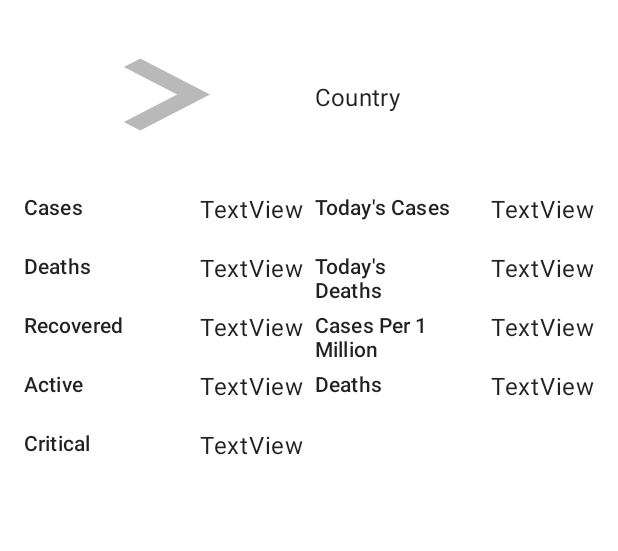
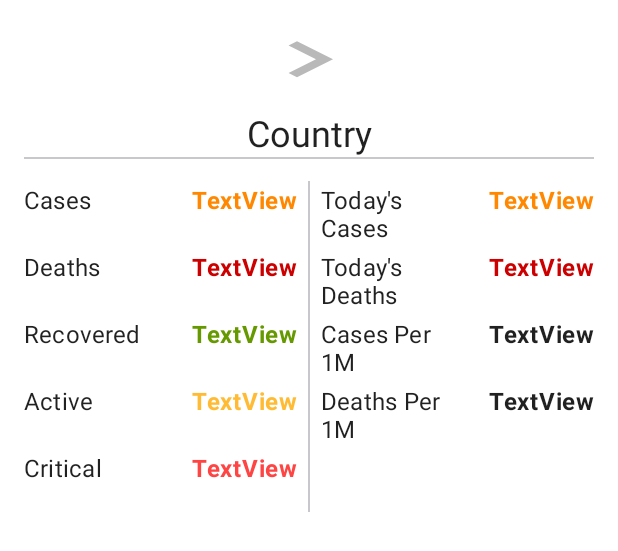
Before and after one commit to yawarkhan224/covid19-updates, an Android app: the layout fragment_detail.xml on its own in the app's theme, with its tools: preview values and no code run, on a phone screen of 412 x 824 dp. Shown: the top 551 px of the screen. Run offline under Robolectric (Android 15) with nearby library versions, the phone set to English and light mode, and no system bars; network calls fail.

Commit message:
Update Detail layout structure

```diff
--- a/app/src/main/res/layout/fragment_detail.xml
+++ b/app/src/main/res/layout/fragment_detail.xml
@@ -18,31 +18,50 @@
 
     <ImageView
         android:id="@+id/flag"
-        android:layout_width="0dp"
-        android:layout_height="96dp"
+        android:layout_width="96dp"
+        android:layout_height="48dp"
         android:layout_marginStart="16dp"
         android:layout_marginTop="16dp"
-        android:layout_marginEnd="4dp"
+        android:layout_marginEnd="16dp"
         android:scaleType="fitXY"
         android:src="@drawable/ic_arrow_right_24dp"
-        app:layout_constraintEnd_toStartOf="@+id/verticalCenter"
+        app:layout_constraintEnd_toEndOf="parent"
         app:layout_constraintStart_toStartOf="parent"
         app:layout_constraintTop_toTopOf="parent" />
+
+    <View
+        android:id="@+id/horizontalDivider"
+        android:layout_width="0dp"
+        android:layout_height="1dp"
+        android:layout_marginStart="16dp"
+        android:layout_marginEnd="16dp"
+        android:background="@color/frenchGrey"
+        app:layout_constraintEnd_toEndOf="parent"
+        app:layout_constraintStart_toStartOf="parent"
+        app:layout_constraintTop_toBottomOf="@+id/country" />
+
+    <View
+        android:id="@+id/verticalDivider"
+        android:layout_width="1dp"
+        android:layout_height="0dp"
+        android:layout_marginTop="16dp"
+        android:background="@color/frenchGrey"
+        app:layout_constraintBottom_toBottomOf="@+id/criticalValue"
+        app:layout_constraintEnd_toEndOf="parent"
+        app:layout_constraintStart_toStartOf="parent"
+        app:layout_constraintTop_toBottomOf="@+id/country" />
 
     <TextView
         android:id="@+id/country"
         android:layout_width="0dp"
         android:layout_height="wrap_content"
-        android:layout_marginStart="4dp"
-        android:layout_marginTop="16dp"
-        android:layout_marginEnd="16dp"
+        android:layout_marginTop="8dp"
         android:text="@string/country"
-        android:textAlignment="textStart"
-        android:textAppearance="@style/TextAppearance.MaterialComponents.Subtitle1"
-        app:layout_constraintBottom_toBottomOf="@+id/flag"
+        android:textAlignment="center"
+        android:textAppearance="@style/TextAppearance.MaterialComponents.Headline5"
         app:layout_constraintEnd_toEndOf="parent"
-        app:layout_constraintStart_toStartOf="@+id/verticalCenter"
-        app:layout_constraintTop_toTopOf="parent" />
+        app:layout_constraintStart_toStartOf="parent"
+        app:layout_constraintTop_toBottomOf="@+id/flag" />
 
     <TextView
         android:id="@+id/cases"
@@ -56,10 +75,28 @@
         android:minLines="2"
         android:text="@string/cases"
         android:textAlignment="textStart"
-        android:textAppearance="@style/TextAppearance.MaterialComponents.Subtitle2"
+        android:textAppearance="@style/TextAppearance.MaterialComponents.Subtitle1"
         app:layout_constraintEnd_toStartOf="@+id/casesValue"
         app:layout_constraintStart_toStartOf="parent"
-        app:layout_constraintTop_toBottomOf="@+id/flag" />
+        app:layout_constraintTop_toBottomOf="@+id/horizontalDivider" />
+
+    <TextView
+        android:id="@+id/casesValue"
+        android:layout_width="0dp"
+        android:layout_height="wrap_content"
+        android:layout_marginStart="2dp"
+        android:layout_marginEnd="8dp"
+        android:ellipsize="end"
+        android:maxLines="2"
+        android:minLines="2"
+        android:textAlignment="textEnd"
+        android:textAppearance="@style/TextAppearance.MaterialComponents.Body1"
+        android:textColor="@android:color/holo_orange_dark"
+        android:textStyle="bold"
+        app:layout_constraintEnd_toStartOf="@+id/verticalCenter"
+        app:layout_constraintStart_toEndOf="@+id/cases"
+        app:layout_constraintTop_toTopOf="@+id/cases"
+        tools:text="TextView" />
 
     <TextView
         android:id="@+id/deaths"
@@ -73,10 +110,28 @@
         android:minLines="2"
         android:text="@string/deaths"
         android:textAlignment="textStart"
-        android:textAppearance="@style/TextAppearance.MaterialComponents.Subtitle2"
+        android:textAppearance="@style/TextAppearance.MaterialComponents.Subtitle1"
         app:layout_constraintEnd_toStartOf="@+id/deathsValue"
         app:layout_constraintStart_toStartOf="parent"
         app:layout_constraintTop_toBottomOf="@+id/cases" />
+
+    <TextView
+        android:id="@+id/deathsValue"
+        android:layout_width="0dp"
+        android:layout_height="wrap_content"
+        android:layout_marginStart="2dp"
+        android:layout_marginEnd="8dp"
+        android:ellipsize="end"
+        android:maxLines="2"
+        android:minLines="2"
+        android:textAlignment="textEnd"
+        android:textAppearance="@style/TextAppearance.MaterialComponents.Body1"
+        android:textColor="@android:color/holo_red_dark"
+        android:textStyle="bold"
+        app:layout_constraintEnd_toStartOf="@+id/verticalCenter"
+        app:layout_constraintStart_toEndOf="@+id/deaths"
+        app:layout_constraintTop_toTopOf="@+id/deaths"
+        tools:text="TextView" />
 
     <TextView
         android:id="@+id/recovered"
@@ -90,10 +145,28 @@
         android:minLines="2"
         android:text="@string/recovered"
         android:textAlignment="textStart"
-        android:textAppearance="@style/TextAppearance.MaterialComponents.Subtitle2"
+        android:textAppearance="@style/TextAppearance.MaterialComponents.Subtitle1"
         app:layout_constraintEnd_toStartOf="@+id/recoveredCasesValue"
         app:layout_constraintStart_toStartOf="parent"
         app:layout_constraintTop_toBottomOf="@+id/deaths" />
+
+    <TextView
+        android:id="@+id/recoveredCasesValue"
+        android:layout_width="0dp"
+        android:layout_height="wrap_content"
+        android:layout_marginStart="2dp"
+        android:layout_marginEnd="8dp"
+        android:ellipsize="end"
+        android:maxLines="2"
+        android:minLines="2"
+        android:textAlignment="textEnd"
+        android:textAppearance="@style/TextAppearance.MaterialComponents.Body1"
+        android:textColor="@android:color/holo_green_dark"
+        android:textStyle="bold"
+        app:layout_constraintEnd_toStartOf="@+id/verticalCenter"
+        app:layout_constraintStart_toEndOf="@+id/recovered"
+        app:layout_constraintTop_toTopOf="@+id/recovered"
+        tools:text="TextView" />
 
     <TextView
         android:id="@+id/active"
@@ -107,10 +180,28 @@
         android:minLines="2"
         android:text="@string/active"
         android:textAlignment="textStart"
-        android:textAppearance="@style/TextAppearance.MaterialComponents.Subtitle2"
+        android:textAppearance="@style/TextAppearance.MaterialComponents.Subtitle1"
         app:layout_constraintEnd_toStartOf="@+id/activeValue"
         app:layout_constraintStart_toStartOf="parent"
         app:layout_constraintTop_toBottomOf="@+id/recovered" />
+
+    <TextView
+        android:id="@+id/activeValue"
+        android:layout_width="0dp"
+        android:layout_height="wrap_content"
+        android:layout_marginStart="2dp"
+        android:layout_marginEnd="8dp"
+        android:ellipsize="end"
+        android:maxLines="2"
+        android:minLines="2"
+        android:textAlignment="textEnd"
+        android:textAppearance="@style/TextAppearance.MaterialComponents.Body1"
+        android:textColor="@android:color/holo_orange_light"
+        android:textStyle="bold"
+        app:layout_constraintEnd_toStartOf="@+id/verticalCenter"
+        app:layout_constraintStart_toEndOf="@+id/active"
+        app:layout_constraintTop_toTopOf="@+id/active"
+        tools:text="TextView" />
 
     <TextView
         android:id="@+id/critical"
@@ -124,77 +215,44 @@
         android:minLines="2"
         android:text="@string/critical"
         android:textAlignment="textStart"
-        android:textAppearance="@style/TextAppearance.MaterialComponents.Subtitle2"
+        android:textAppearance="@style/TextAppearance.MaterialComponents.Subtitle1"
         app:layout_constraintEnd_toStartOf="@+id/criticalValue"
         app:layout_constraintStart_toStartOf="parent"
         app:layout_constraintTop_toBottomOf="@+id/active" />
 
     <TextView
+        android:id="@+id/criticalValue"
+        android:layout_width="0dp"
+        android:layout_height="wrap_content"
+        android:layout_marginStart="2dp"
+        android:layout_marginEnd="8dp"
+        android:ellipsize="end"
+        android:maxLines="2"
+        android:minLines="2"
+        android:textAlignment="textEnd"
+        android:textAppearance="@style/TextAppearance.MaterialComponents.Body1"
+        android:textColor="@android:color/holo_red_light"
+        android:textStyle="bold"
+        app:layout_constraintEnd_toStartOf="@+id/verticalCenter"
+        app:layout_constraintStart_toEndOf="@+id/critical"
+        app:layout_constraintTop_toTopOf="@+id/critical"
+        tools:text="TextView" />
+
+    <TextView
         android:id="@+id/todayCases"
         android:layout_width="0dp"
         android:layout_height="wrap_content"
-        android:layout_marginStart="4dp"
+        android:layout_marginStart="8dp"
         android:layout_marginEnd="2dp"
         android:ellipsize="end"
         android:maxLines="2"
         android:minLines="2"
         android:text="@string/today_cases"
         android:textAlignment="textStart"
-        android:textAppearance="@style/TextAppearance.MaterialComponents.Subtitle2"
+        android:textAppearance="@style/TextAppearance.MaterialComponents.Subtitle1"
         app:layout_constraintEnd_toStartOf="@+id/todayCasesValue"
         app:layout_constraintStart_toEndOf="@id/verticalCenter"
         app:layout_constraintTop_toTopOf="@+id/casesValue" />
-
-    <TextView
-        android:id="@+id/todayDeaths"
-        android:layout_width="0dp"
-        android:layout_height="wrap_content"
-        android:layout_marginStart="4dp"
-        android:layout_marginTop="4dp"
-        android:layout_marginEnd="2dp"
-        android:ellipsize="end"
-        android:maxLines="2"
-        android:minLines="2"
-        android:text="@string/today_deaths"
-        android:textAlignment="textStart"
-        android:textAppearance="@style/TextAppearance.MaterialComponents.Subtitle2"
-        app:layout_constraintEnd_toStartOf="@+id/todayDeathsValue"
-        app:layout_constraintStart_toStartOf="@+id/verticalCenter"
-        app:layout_constraintTop_toBottomOf="@+id/todayCases" />
-
-    <TextView
-        android:id="@+id/casesPerMillion"
-        android:layout_width="0dp"
-        android:layout_height="wrap_content"
-        android:layout_marginStart="4dp"
-        android:layout_marginTop="4dp"
-        android:layout_marginEnd="2dp"
-        android:ellipsize="end"
-        android:maxLines="2"
-        android:minLines="2"
-        android:text="@string/cases_per_one_million"
-        android:textAlignment="textStart"
-        android:textAppearance="@style/TextAppearance.MaterialComponents.Subtitle2"
-        app:layout_constraintEnd_toStartOf="@+id/casesPerMillionValue"
-        app:layout_constraintStart_toStartOf="@+id/verticalCenter"
-        app:layout_constraintTop_toBottomOf="@+id/todayDeaths" />
-
-    <TextView
-        android:id="@+id/deathsPerMillion"
-        android:layout_width="0dp"
-        android:layout_height="wrap_content"
-        android:layout_marginStart="4dp"
-        android:layout_marginTop="4dp"
-        android:layout_marginEnd="2dp"
-        android:ellipsize="end"
-        android:maxLines="2"
-        android:minLines="2"
-        android:text="@string/deaths"
-        android:textAlignment="textStart"
-        android:textAppearance="@style/TextAppearance.MaterialComponents.Subtitle2"
-        app:layout_constraintEnd_toStartOf="@+id/deathsPerMillionValue"
-        app:layout_constraintStart_toStartOf="@+id/verticalCenter"
-        app:layout_constraintTop_toBottomOf="@+id/casesPerMillion" />
 
     <TextView
         android:id="@+id/todayCasesValue"
@@ -205,12 +263,31 @@
         android:ellipsize="end"
         android:maxLines="2"
         android:minLines="2"
-        tools:text="TextView"
         android:textAlignment="textEnd"
         android:textAppearance="@style/TextAppearance.MaterialComponents.Body1"
+        android:textColor="@android:color/holo_orange_dark"
+        android:textStyle="bold"
         app:layout_constraintEnd_toEndOf="parent"
         app:layout_constraintStart_toEndOf="@+id/todayCases"
-        app:layout_constraintTop_toTopOf="@+id/todayCases" />
+        app:layout_constraintTop_toTopOf="@+id/todayCases"
+        tools:text="TextView" />
+
+    <TextView
+        android:id="@+id/todayDeaths"
+        android:layout_width="0dp"
+        android:layout_height="wrap_content"
+        android:layout_marginStart="8dp"
+        android:layout_marginTop="4dp"
+        android:layout_marginEnd="2dp"
+        android:ellipsize="end"
+        android:maxLines="2"
+        android:minLines="2"
+        android:text="@string/today_deaths"
+        android:textAlignment="textStart"
+        android:textAppearance="@style/TextAppearance.MaterialComponents.Subtitle1"
+        app:layout_constraintEnd_toStartOf="@+id/todayDeathsValue"
+        app:layout_constraintStart_toStartOf="@+id/verticalCenter"
+        app:layout_constraintTop_toBottomOf="@+id/todayCases" />
 
     <TextView
         android:id="@+id/todayDeathsValue"
@@ -221,12 +298,31 @@
         android:ellipsize="end"
         android:maxLines="2"
         android:minLines="2"
-        tools:text="TextView"
         android:textAlignment="textEnd"
         android:textAppearance="@style/TextAppearance.MaterialComponents.Body1"
+        android:textColor="@android:color/holo_red_dark"
+        android:textStyle="bold"
         app:layout_constraintEnd_toEndOf="parent"
         app:layout_constraintStart_toEndOf="@+id/todayDeaths"
-        app:layout_constraintTop_toTopOf="@+id/todayDeaths" />
+        app:layout_constraintTop_toTopOf="@+id/todayDeaths"
+        tools:text="TextView" />
+
+    <TextView
+        android:id="@+id/casesPerMillion"
+        android:layout_width="0dp"
+        android:layout_height="wrap_content"
+        android:layout_marginStart="8dp"
+        android:layout_marginTop="4dp"
+        android:layout_marginEnd="2dp"
+        android:ellipsize="end"
+        android:maxLines="2"
+        android:minLines="2"
+        android:text="@string/cases_per_one_million"
+        android:textAlignment="textStart"
+        android:textAppearance="@style/TextAppearance.MaterialComponents.Subtitle1"
+        app:layout_constraintEnd_toStartOf="@+id/casesPerMillionValue"
+        app:layout_constraintStart_toStartOf="@+id/verticalCenter"
+        app:layout_constraintTop_toBottomOf="@+id/todayDeaths" />
 
     <TextView
         android:id="@+id/casesPerMillionValue"
@@ -237,12 +333,30 @@
         android:ellipsize="end"
         android:maxLines="2"
         android:minLines="2"
-        tools:text="TextView"
         android:textAlignment="textEnd"
         android:textAppearance="@style/TextAppearance.MaterialComponents.Body1"
+        android:textStyle="bold"
         app:layout_constraintEnd_toEndOf="parent"
         app:layout_constraintStart_toEndOf="@+id/casesPerMillion"
-        app:layout_constraintTop_toTopOf="@+id/casesPerMillion" />
+        app:layout_constraintTop_toTopOf="@+id/casesPerMillion"
+        tools:text="TextView" />
+
+    <TextView
+        android:id="@+id/deathsPerMillion"
+        android:layout_width="0dp"
+        android:layout_height="wrap_content"
+        android:layout_marginStart="8dp"
+        android:layout_marginTop="4dp"
+        android:layout_marginEnd="2dp"
+        android:ellipsize="end"
+        android:maxLines="2"
+        android:minLines="2"
+        android:text="@string/deaths_per_one_million"
+        android:textAlignment="textStart"
+        android:textAppearance="@style/TextAppearance.MaterialComponents.Subtitle1"
+        app:layout_constraintEnd_toStartOf="@+id/deathsPerMillionValue"
+        app:layout_constraintStart_toStartOf="@+id/verticalCenter"
+        app:layout_constraintTop_toBottomOf="@+id/casesPerMillion" />
 
     <TextView
         android:id="@+id/deathsPerMillionValue"
@@ -253,90 +367,11 @@
         android:ellipsize="end"
         android:maxLines="2"
         android:minLines="2"
-        tools:text="TextView"
         android:textAlignment="textEnd"
         android:textAppearance="@style/TextAppearance.MaterialComponents.Body1"
+        android:textStyle="bold"
         app:layout_constraintEnd_toEndOf="parent"
         app:layout_constraintStart_toEndOf="@+id/deathsPerMillion"
-        app:layout_constraintTop_toTopOf="@+id/deathsPerMillion" />
-
-    <TextView
-        android:id="@+id/casesValue"
-        android:layout_width="0dp"
-        android:layout_height="wrap_content"
-        android:layout_marginStart="2dp"
-        android:layout_marginEnd="4dp"
-        android:ellipsize="end"
-        android:maxLines="2"
-        android:minLines="2"
-        tools:text="TextView"
-        android:textAlignment="textEnd"
-        android:textAppearance="@style/TextAppearance.MaterialComponents.Body1"
-        app:layout_constraintEnd_toStartOf="@+id/verticalCenter"
-        app:layout_constraintStart_toEndOf="@+id/cases"
-        app:layout_constraintTop_toTopOf="@+id/cases" />
-
-    <TextView
-        android:id="@+id/deathsValue"
-        android:layout_width="0dp"
-        android:layout_height="wrap_content"
-        android:layout_marginStart="2dp"
-        android:layout_marginEnd="4dp"
-        android:ellipsize="end"
-        android:maxLines="2"
-        android:minLines="2"
-        tools:text="TextView"
-        android:textAlignment="textEnd"
-        android:textAppearance="@style/TextAppearance.MaterialComponents.Body1"
-        app:layout_constraintEnd_toStartOf="@+id/verticalCenter"
-        app:layout_constraintStart_toEndOf="@+id/deaths"
-        app:layout_constraintTop_toTopOf="@+id/deaths" />
-
-    <TextView
-        android:id="@+id/recoveredCasesValue"
-        android:layout_width="0dp"
-        android:layout_height="wrap_content"
-        android:layout_marginStart="2dp"
-        android:layout_marginEnd="4dp"
-        android:ellipsize="end"
-        android:maxLines="2"
-        android:minLines="2"
-        android:textAlignment="textEnd"
-        android:textAppearance="@style/TextAppearance.MaterialComponents.Body1"
-        app:layout_constraintEnd_toStartOf="@+id/verticalCenter"
-        app:layout_constraintStart_toEndOf="@+id/recovered"
-        app:layout_constraintTop_toTopOf="@+id/recovered"
-        tools:text="TextView" />
-
-    <TextView
-        android:id="@+id/activeValue"
-        android:layout_width="0dp"
-        android:layout_height="wrap_content"
-        android:layout_marginStart="2dp"
-        android:layout_marginEnd="4dp"
-        android:ellipsize="end"
-        android:maxLines="2"
-        android:minLines="2"
-        android:textAlignment="textEnd"
-        android:textAppearance="@style/TextAppearance.MaterialComponents.Body1"
-        app:layout_constraintEnd_toStartOf="@+id/verticalCenter"
-        app:layout_constraintStart_toEndOf="@+id/active"
-        app:layout_constraintTop_toTopOf="@+id/active"
-        tools:text="TextView" />
-
-    <TextView
-        android:id="@+id/criticalValue"
-        android:layout_width="0dp"
-        android:layout_height="wrap_content"
-        android:layout_marginStart="2dp"
-        android:layout_marginEnd="4dp"
-        android:ellipsize="end"
-        android:maxLines="2"
-        android:minLines="2"
-        android:textAlignment="textEnd"
-        android:textAppearance="@style/TextAppearance.MaterialComponents.Body1"
-        app:layout_constraintEnd_toStartOf="@+id/verticalCenter"
-        app:layout_constraintStart_toEndOf="@+id/critical"
-        app:layout_constraintTop_toTopOf="@+id/critical"
+        app:layout_constraintTop_toTopOf="@+id/deathsPerMillion"
         tools:text="TextView" />
 </androidx.constraintlayout.widget.ConstraintLayout>
--- a/app/src/main/res/values/colors.xml
+++ b/app/src/main/res/values/colors.xml
@@ -6,4 +6,5 @@
 
     <color name="silver">#B9B9B9</color>
     <color name="tulipTree">#EEAA3E</color>
+    <color name="frenchGrey">#c8c7cc</color>
 </resources>
--- a/app/src/main/res/values/strings.xml
+++ b/app/src/main/res/values/strings.xml
@@ -17,8 +17,8 @@
     <string name="recovered">Recovered</string>
     <string name="active">Active</string>
     <string name="critical">Critical</string>
-    <string name="cases_per_one_million">Cases Per 1 Million</string>
-    <string name="deaths_per_one_million">Deaths Per 1 Million</string>
+    <string name="cases_per_one_million">Cases Per 1M</string>
+    <string name="deaths_per_one_million">Deaths Per 1M</string>
 </resources>
 
     <!--
```
